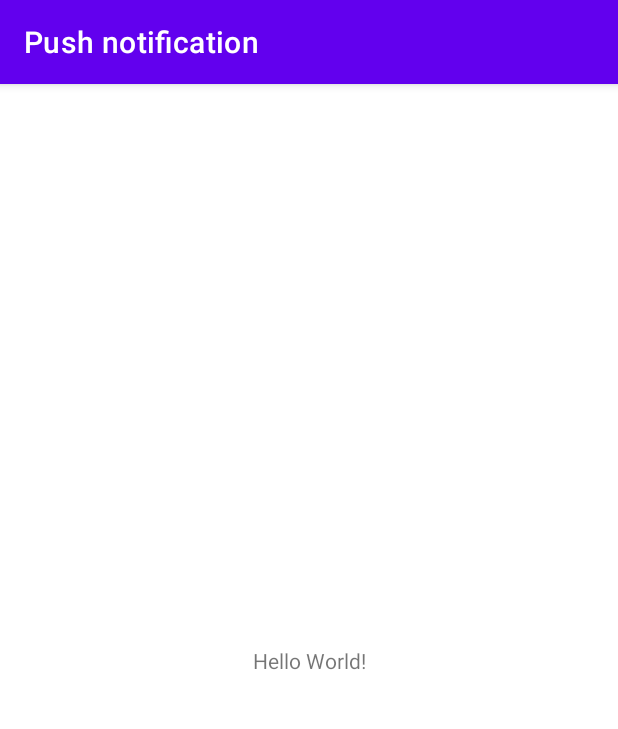
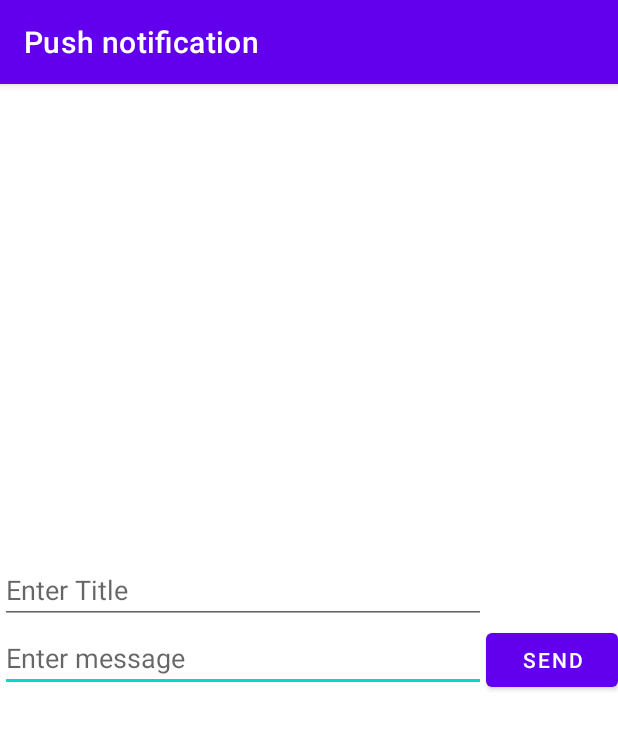
Before and after one commit to Erik1994/firebase_push_notification, an Android app: the screen it shows after launch (MainActivity), on a phone screen of 412 x 824 dp. Shown: the top 729 px of the screen. Run offline under Robolectric (Android 15) with nearby library versions, the phone set to English and light mode, and no system bars.

Commit message:
Add dependencies and data classes

```diff
--- /dev/null
+++ b/app/src/main/java/com/example/pushnotification/NotificationData.kt
@@ -0,0 +1,6 @@
+package com.example.pushnotification
+
+data class NotificationData(
+    val title: String,
+    val message: String
+)
--- /dev/null
+++ b/app/src/main/java/com/example/pushnotification/PushNotificationData.kt
@@ -0,0 +1,6 @@
+package com.example.pushnotification
+
+data class PushNotificationData(
+    val data: NotificationData,
+    val id: String
+)
--- a/app/src/main/res/layout/activity_main.xml
+++ b/app/src/main/res/layout/activity_main.xml
@@ -6,13 +6,50 @@
     android:layout_height="match_parent"
     tools:context=".MainActivity">
 
-    <TextView
+    <Button
+        android:id="@+id/btnSend"
         android:layout_width="wrap_content"
         android:layout_height="wrap_content"
-        android:text="Hello World!"
+        android:text="Send"
         app:layout_constraintBottom_toBottomOf="parent"
-        app:layout_constraintLeft_toLeftOf="parent"
-        app:layout_constraintRight_toRightOf="parent"
+        app:layout_constraintEnd_toEndOf="parent"
         app:layout_constraintTop_toTopOf="parent" />
 
+    <EditText
+        android:id="@+id/etMessage"
+        android:layout_width="0dp"
+        android:layout_height="wrap_content"
+        android:ems="10"
+        android:hint="Enter message"
+        android:inputType="textPersonName"
+        app:layout_constraintEnd_toStartOf="@+id/btnSend"
+        app:layout_constraintHorizontal_bias="0.5"
+        app:layout_constraintStart_toStartOf="parent"
+        app:layout_constraintTop_toTopOf="@+id/btnSend" />
+
+    <EditText
+        android:id="@+id/etToken"
+        android:layout_width="0dp"
+        android:layout_height="wrap_content"
+        android:ems="10"
+        android:hint="Enter Token"
+        android:inputType="textPersonName"
+        app:layout_constraintEnd_toStartOf="@+id/btnSend"
+        app:layout_constraintHorizontal_bias="0.5"
+        app:layout_constraintStart_toStartOf="parent"
+        app:layout_constraintTop_toBottomOf="@+id/etMessage"
+        android:visibility="invisible" />
+
+    <EditText
+        android:id="@+id/etTitle"
+        android:layout_width="0dp"
+        android:layout_height="wrap_content"
+        android:ems="10"
+        android:hint="Enter Title"
+        android:inputType="textPersonName"
+        app:layout_constraintBottom_toTopOf="@+id/etMessage"
+        app:layout_constraintEnd_toStartOf="@+id/btnSend"
+        app:layout_constraintHorizontal_bias="0.5"
+        app:layout_constraintStart_toStartOf="parent" />
+
 </androidx.constraintlayout.widget.ConstraintLayout>
```
Also changed, not shown: app/build.gradle (+24 -0 lines), build.gradle (+10 -1 lines), 1 other file.
